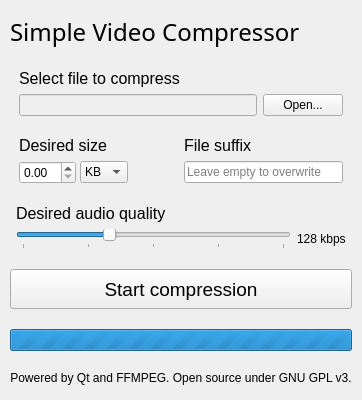
Thurinum/simple-media-encoder, file mainwindow.ui: the form before one commit.
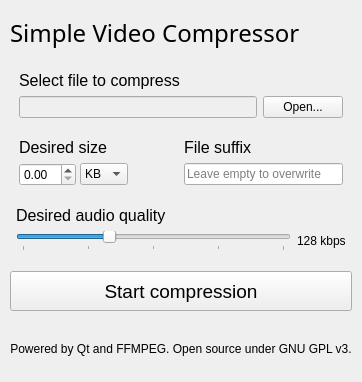
The form after the commit. Icons and pictures are not drawn.

```diff
--- a/mainwindow.ui
+++ b/mainwindow.ui
@@ -47,9 +47,15 @@
    <iconset>
     <normaloff>C:/Users/Thurinum/Downloads/ftcatalogmanager.png</normaloff>C:/Users/Thurinum/Downloads/ftcatalogmanager.png</iconset>
   </property>
+  <property name="autoFillBackground">
+   <bool>false</bool>
+  </property>
+  <property name="styleSheet">
+   <string notr="true"/>
+  </property>
   <widget class="QWidget" name="owo">
    <property name="sizePolicy">
-    <sizepolicy hsizetype="Maximum" vsizetype="Minimum">
+    <sizepolicy hsizetype="Maximum" vsizetype="Maximum">
      <horstretch>0</horstretch>
      <verstretch>0</verstretch>
     </sizepolicy>
@@ -329,14 +335,14 @@
      </widget>
     </item>
     <item>
-     <widget class="QWidget" name="qualityRatioLayout" native="true">
+     <widget class="QWidget" name="qualityRatioWidget" native="true">
       <property name="sizePolicy">
        <sizepolicy hsizetype="Preferred" vsizetype="Maximum">
         <horstretch>0</horstretch>
         <verstretch>0</verstretch>
        </sizepolicy>
       </property>
-      <layout class="QVBoxLayout" name="sliderVLayout">
+      <layout class="QVBoxLayout" name="qualityRatioLayout">
        <property name="leftMargin">
         <number>6</number>
        </property>
@@ -437,35 +443,7 @@
      </widget>
     </item>
     <item>
-     <widget class="QProgressBar" name="progressBar">
-      <property name="maximumSize">
-       <size>
-        <width>16777215</width>
-        <height>16777215</height>
-       </size>
-      </property>
-      <property name="maximum">
-       <number>0</number>
-      </property>
-      <property name="value">
-       <number>-1</number>
-      </property>
-      <property name="textVisible">
-       <bool>false</bool>
-      </property>
-      <property name="invertedAppearance">
-       <bool>false</bool>
-      </property>
-      <property name="textDirection">
-       <enum>QProgressBar::BottomToTop</enum>
-      </property>
-      <property name="format">
-       <string/>
-      </property>
-     </widget>
-    </item>
-    <item>
-     <widget class="QLabel" name="label_2">
+     <widget class="QLabel" name="acknowledgements">
       <property name="text">
        <string>Powered by Qt and FFMPEG. Open source under GNU GPL v3.</string>
       </property>
```
Left out of the diff: 6 changed lines with no effect on the pictures.
